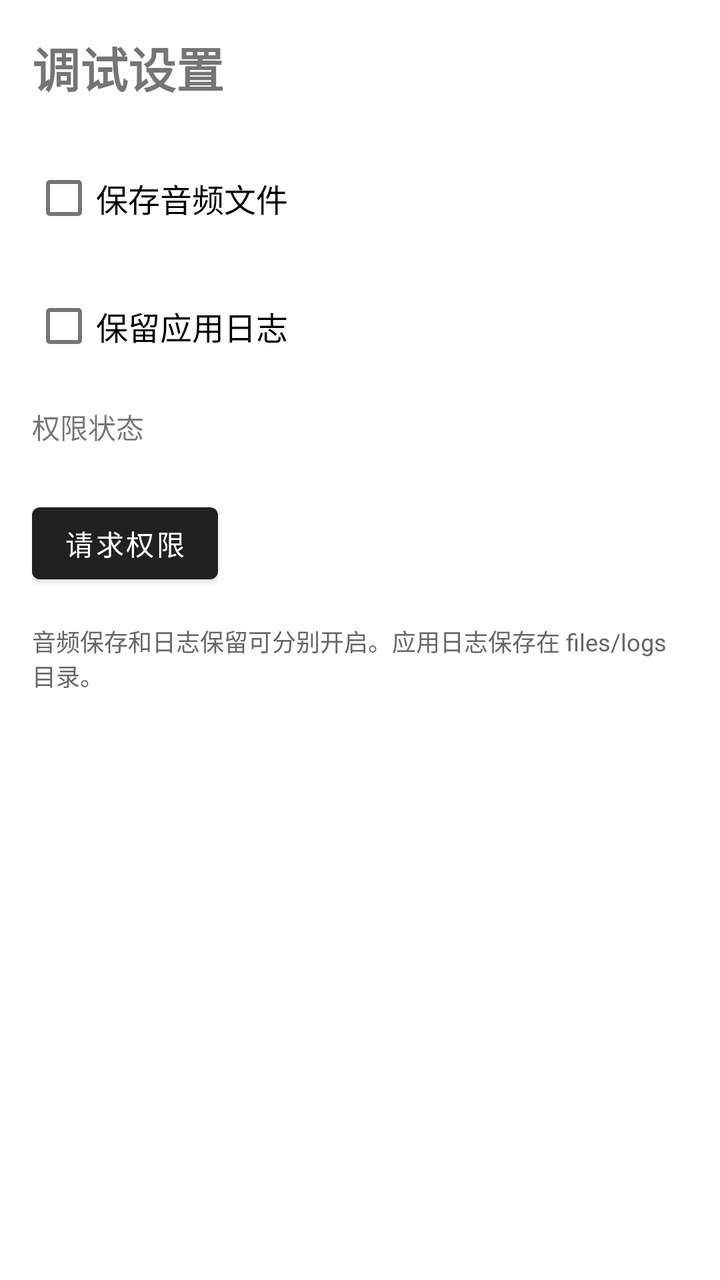
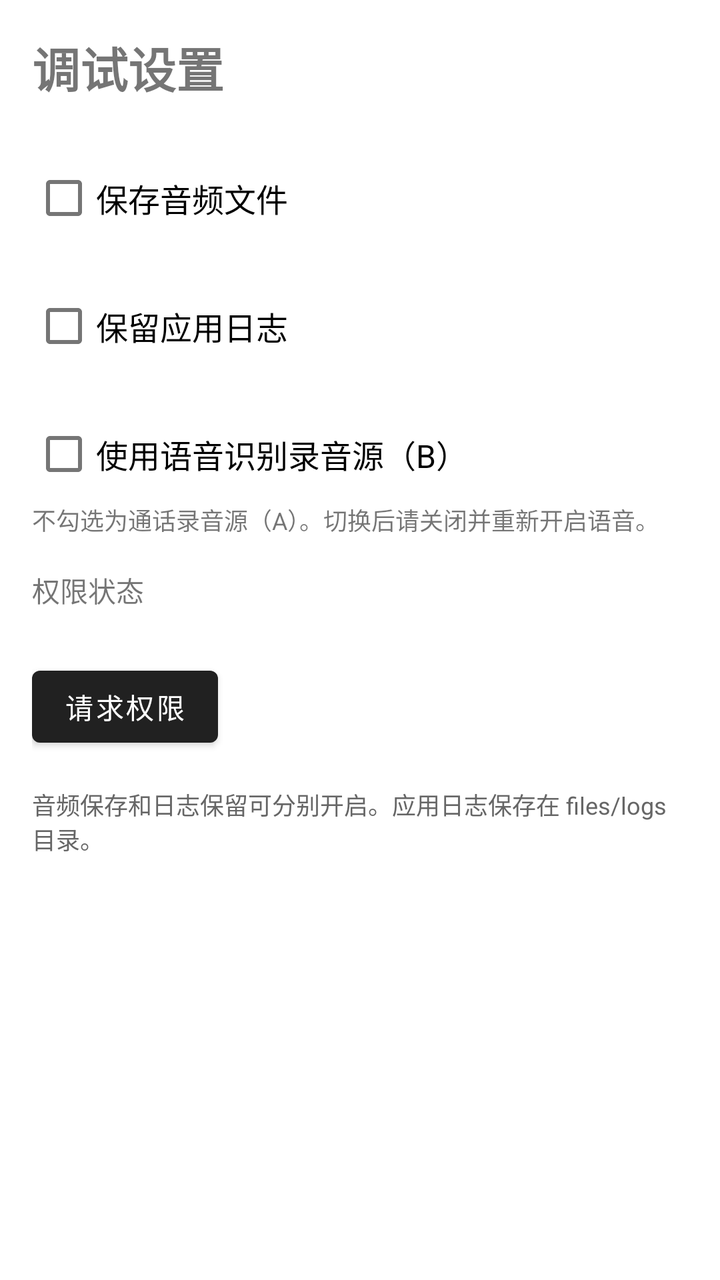

The first picture is an Android layout as it rendered before a commit; the second is the same layout after the commit. The layout source and the unified diff follow.
<!-- AndroidManifest.xml: application theme Theme.DouyinAssistant -->
<!-- res/layout/activity_debug.xml -->
<?xml version="1.0" encoding="utf-8"?>
<LinearLayout xmlns:android="http://schemas.android.com/apk/res/android"
    android:layout_width="match_parent"
    android:layout_height="match_parent"
    android:orientation="vertical"
    android:padding="16dp">

    <TextView
        android:layout_width="wrap_content"
        android:layout_height="wrap_content"
        android:text="调试设置"
        android:textSize="24sp"
        android:textStyle="bold"
        android:layout_marginBottom="24dp"/>

    <CheckBox
        android:id="@+id/cb_save_audio"
        android:layout_width="wrap_content"
        android:layout_height="wrap_content"
        android:text="保存音频文件"
        android:textSize="16sp"
        android:layout_marginBottom="16dp"/>

    <CheckBox
        android:id="@+id/cb_save_logs"
        android:layout_width="wrap_content"
        android:layout_height="wrap_content"
        android:text="保留应用日志"
        android:textSize="16sp"
        android:layout_marginBottom="16dp"/>

    <TextView
        android:id="@+id/tv_permission_status"
        android:layout_width="wrap_content"
        android:layout_height="wrap_content"
        android:text="权限状态"
        android:textSize="14sp"
        android:layout_marginBottom="24dp"/>

    <Button
        android:id="@+id/btn_request_permission"
        android:layout_width="wrap_content"
        android:layout_height="wrap_content"
        android:text="请求权限"
        android:layout_marginBottom="16dp"/>

    <TextView
        android:layout_width="wrap_content"
        android:layout_height="wrap_content"
        android:text="音频保存和日志保留可分别开启。应用日志保存在 files/logs 目录。"
        android:textSize="12sp"
        android:textColor="#666666"/>

</LinearLayout>
<!-- resources referenced by this layout -->
<resources>
  <style name="Theme.DouyinAssistant" parent="Theme.MaterialComponents.DayNight.DarkActionBar" />
</resources>

<!-- the commit's change to res/layout/activity_debug.xml (unified diff, before → after) -->
@@ -29,6 +29,20 @@
         android:textSize="16sp"
         android:layout_marginBottom="16dp"/>
 
+    <CheckBox
+        android:id="@+id/cb_voice_recognition_source"
+        android:layout_width="wrap_content"
+        android:layout_height="wrap_content"
+        android:text="使用语音识别录音源（B）"
+        android:textSize="16sp"/>
+
+    <TextView
+        android:layout_width="wrap_content"
+        android:layout_height="wrap_content"
+        android:layout_marginBottom="16dp"
+        android:text="不勾选为通话录音源（A）。切换后请关闭并重新开启语音。"
+        android:textSize="12sp"/>
+
     <TextView
         android:id="@+id/tv_permission_status"
         android:layout_width="wrap_content"
